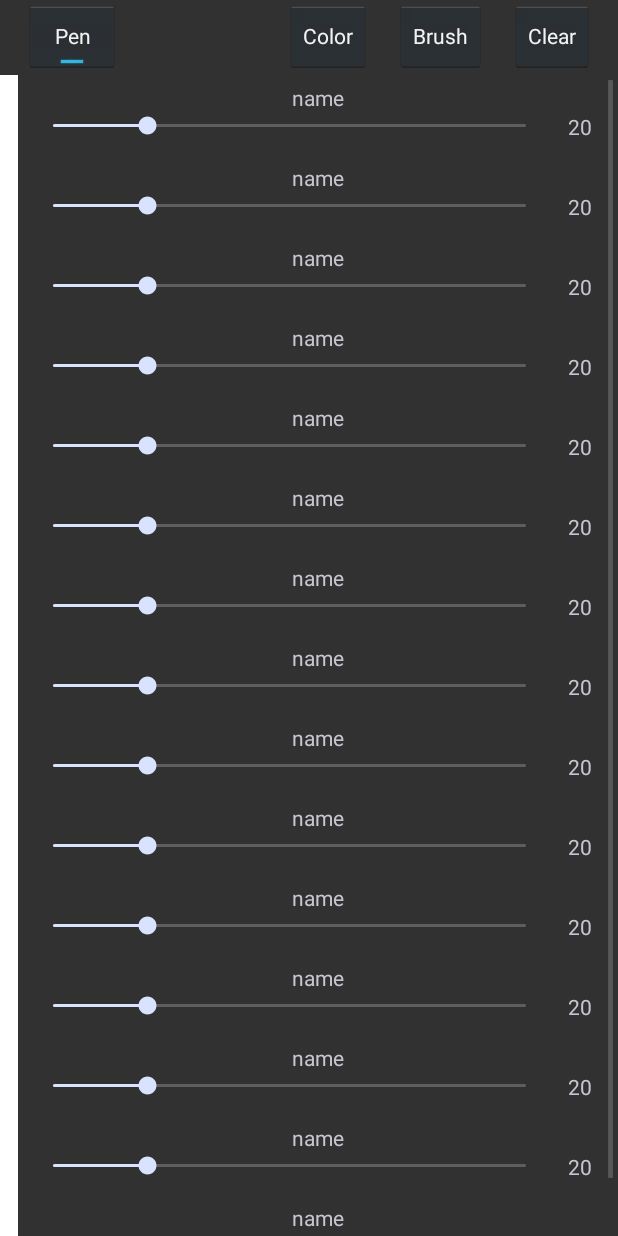
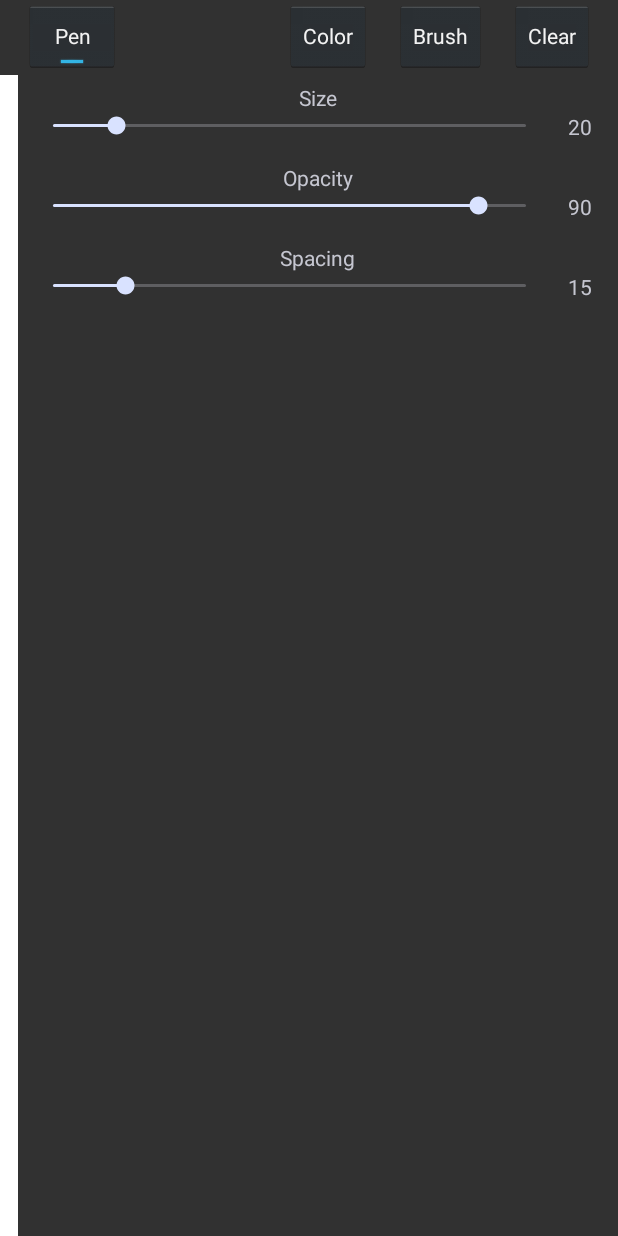
Before and after one commit to krre/AprilBrush-Mobile, an Android app: the screen it shows after launch (MainActivity), after a tap on "Brush", on a phone screen of 412 x 824 dp. Run offline under Robolectric (Android 15) with nearby library versions, the phone set to English and light mode, and no system bars; 1 other tap on this screen came first.

Commit message:
default brush settings stored in resources

```diff
--- a/AprilBrush/src/main/java/org/krre/aprilbrush/activity/BrushSettingsFragment.java
+++ b/AprilBrush/src/main/java/org/krre/aprilbrush/activity/BrushSettingsFragment.java
@@ -1,6 +1,7 @@
 package org.krre.aprilbrush.activity;
 
 import android.app.Fragment;
+import android.content.res.Resources;
 import android.os.Bundle;
 import android.util.Log;
 import android.view.LayoutInflater;
@@ -20,21 +21,21 @@ public class BrushSettingsFragment extends Fragment {
         ViewGroup scrollView = (ViewGroup)inflater.inflate(R.layout.brush_settings, null);
         LinearLayout layout = (LinearLayout)scrollView.getChildAt(0);
 
-//        for (int i = 0; i < brushEngine.getBrushList().length; i++) {
-        for (int i = 0; i < 15; i++) {
+        MainActivity mainActivity = (MainActivity)getActivity();
+        Resources res = getResources();
+        String[] brushNames = res.getStringArray(R.array.brush_names);
+        int[] brushMins = res.getIntArray(R.array.brush_mins);
+        int[] brushMaxes = res.getIntArray(R.array.brush_maxes);
+        int[] brushValues = res.getIntArray(R.array.brush_values);
+
+        for (int i = 0; i < brushNames.length; i++) {
             SliderView sliderView = new SliderView(getActivity().getBaseContext());
-//            BrushData.Brush brush = brushData.getList().get(i);
-
-//            sliderView.setName(brush.getName());
-            sliderView.setName("name");
-//            sliderView.setMin(brush.getMinValue());
-            sliderView.setMin(0);
-//            sliderView.setMax(brush.getMaxValue());
-            sliderView.setMax(100);
-//            sliderView.setValue(brushEngine.getValue(i));
-            sliderView.setValue(20);
+            sliderView.setName(brushNames[i]);
+            sliderView.setMin(brushMins[i]);
+            sliderView.setMax(brushMaxes[i]);
+            sliderView.setValue(brushValues[i]);
             sliderView.setId(i);
-//            sliderView.addObserver(brushEngine);
+            sliderView.addObserver(mainActivity.getBrushEngine());
 
             layout.addView(sliderView);
         }
--- a/AprilBrush/src/main/java/org/krre/aprilbrush/activity/MainActivity.java
+++ b/AprilBrush/src/main/java/org/krre/aprilbrush/activity/MainActivity.java
@@ -22,6 +22,10 @@ public class MainActivity extends Activity {
     private ColorpickerFragment colorpickerFragment = new ColorpickerFragment();
     private BrushSettingsFragment brushSettingsFragment = new BrushSettingsFragment();
     private FragmentTransaction fragmentTransaction;
+
+    public BrushEngine getBrushEngine() {
+        return brushEngine;
+    }
 
     @Override
     protected void onCreate(Bundle savedInstanceState) {
--- a/AprilBrush/src/main/java/org/krre/aprilbrush/logic/BrushEngine.java
+++ b/AprilBrush/src/main/java/org/krre/aprilbrush/logic/BrushEngine.java
@@ -8,13 +8,18 @@ import android.graphics.Color;
 
 import org.krre.aprilbrush.data.GlobalVar;
 import org.krre.aprilbrush.view.PaintView;
+import org.krre.aprilbrush.view.SliderView;
+
 import android.graphics.Path;
 import android.graphics.PathMeasure;
 import android.content.res.Configuration;
 import android.util.Log;
 import android.graphics.Matrix;
 
-public class BrushEngine {
+import java.util.Observable;
+import java.util.Observer;
+
+public class BrushEngine implements Observer {
     private static BrushEngine brushEngine;
     private String TAG = "AB";
     private Bitmap dabBitmap;
@@ -164,4 +169,25 @@ public class BrushEngine {
         bufferCanvas.restore();
         paintView.invalidate((int)paintX - 1, (int)paintY - 1, (int)paintX + diameter + 1, (int)paintY + diameter + 1);
     }
+
+    public void update(Observable obj, Object arg) {
+        SliderView sliderView = (SliderView) arg;
+        int index = sliderView.getId();
+        int value = sliderView.getValue();
+        Log.d(TAG, "value: " + value);
+
+        /*
+        brushList[index] = value;
+
+        BrushData.Property property = property(index);
+        if (property == BrushData.Property.HUE ||
+                property == BrushData.Property.SATURATION ||
+                property == BrushData.Property.VALUE ||
+                property == BrushData.Property.FLOW ||
+                property == BrushData.Property.OPACITY ||
+                property == BrushData.Property.HARDNESS) {
+            setupColor();
+        }
+        */
+    }
 }
--- /dev/null
+++ b/AprilBrush/src/main/res/values/brushes.xml
@@ -0,0 +1,27 @@
+<?xml version="1.0" encoding="utf-8"?>
+<resources>
+    <string-array
+        name="brush_names">
+        <item><string name="size">"Size"</string></item>
+        <item><string name="opacity">"Opacity"</string></item>
+        <item><string name="spacing">"Spacing"</string></item>
+    </string-array>
+    <integer-array
+        name="brush_mins">
+        <item>1</item>
+        <item>0</item>
+        <item>1</item>
+    </integer-array>
+    <integer-array
+        name="brush_maxes">
+        <item>150</item>
+        <item>100</item>
+        <item>100</item>
+    </integer-array>
+    <integer-array
+        name="brush_values">
+        <item>20</item>
+        <item>90</item>
+        <item>15</item>
+    </integer-array>
+</resources>
```
